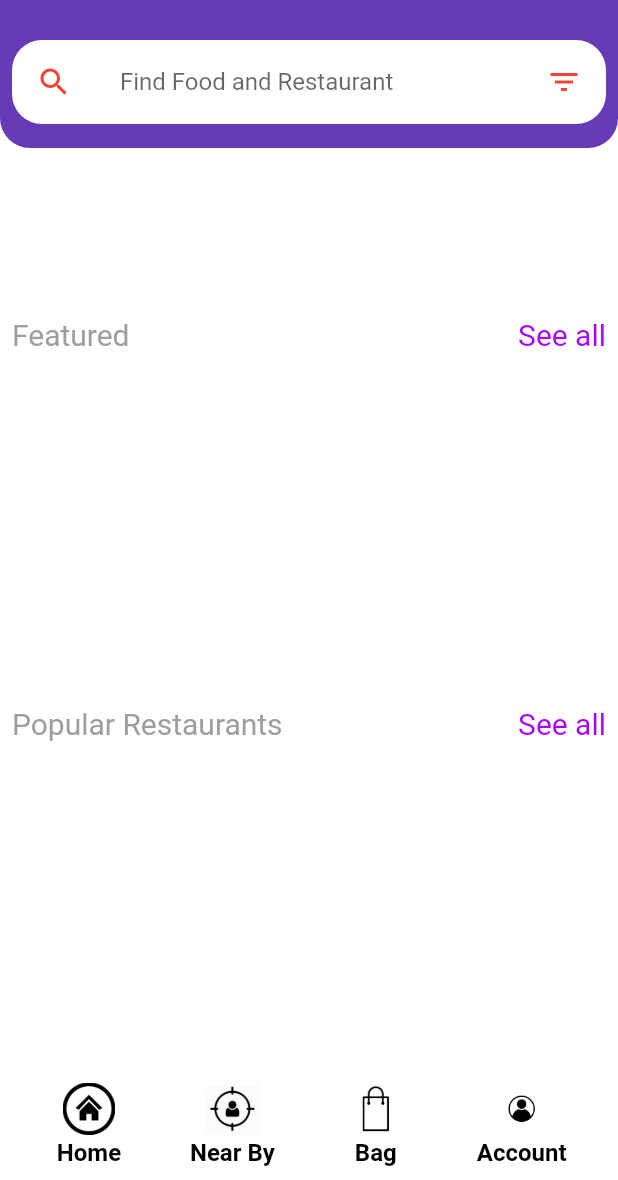
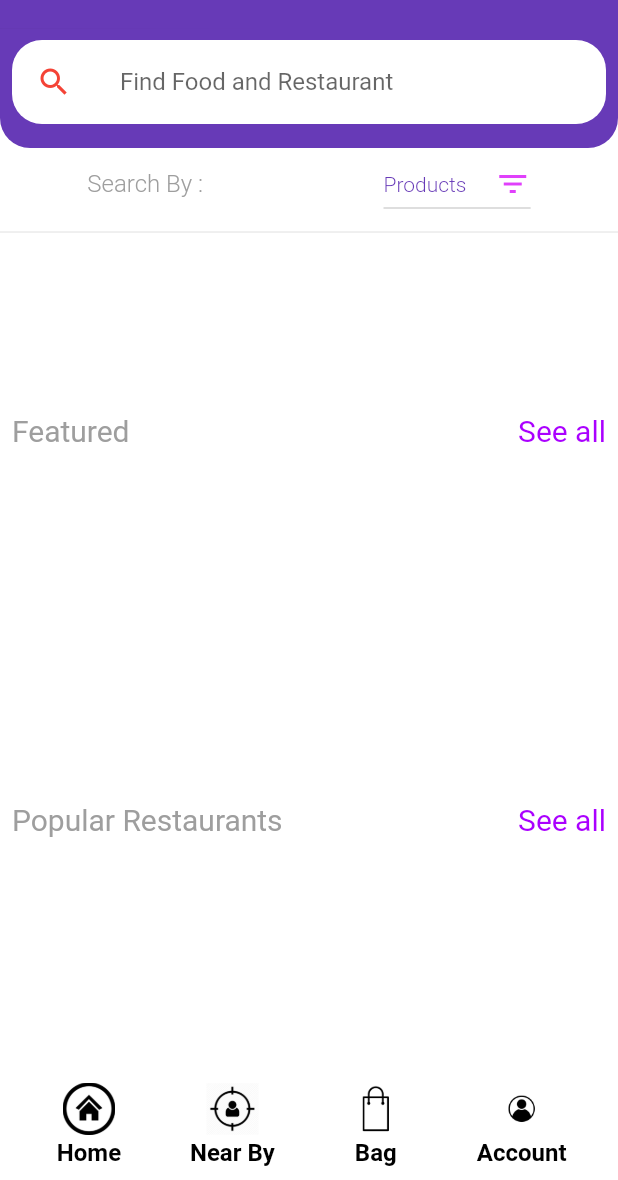
Before and after one commit to Tarang-1112/click_to_eat, a Flutter app: the screen it shows once a user with an empty profile is signed in, on a phone screen of 412 x 824 dp, the part 56-1236 px from its top. Run offline on Flutter 3.47's test engine with Material 2 defaults, Android fonts, the phone set to English and light mode, and no system bars; our stand-ins replace carousel_nullsafety, cloud_firestore, firebase_auth, firebase_core, flutter_spinkit, transparent_image; accounts and stored records are empty.

Commit message:
Search Functionality with GUI done

```diff
--- a/lib/src/providers/app.dart
+++ b/lib/src/providers/app.dart
@@ -1,10 +1,24 @@
 import 'package:flutter/material.dart';
+
+enum SearchBy { PRODUCTS, RESTAURANTS }
 
 class AppProvider with ChangeNotifier {
   bool isLoading = false;
+  SearchBy? search = SearchBy.PRODUCTS;
+  String filterBy = "Products";
 
   void changeLoading() {
     isLoading = !isLoading;
     notifyListeners();
   }
+
+  void changeSearchBy({SearchBy? newSearchBy}) {
+    search = newSearchBy;
+    if (newSearchBy == SearchBy.PRODUCTS) {
+      filterBy = "Products";
+    } else {
+      filterBy = "Restaurants";
+    }
+    notifyListeners();
+  }
 }
--- a/lib/src/providers/product.dart
+++ b/lib/src/providers/product.dart
@@ -11,7 +11,7 @@ class ProductProvider with ChangeNotifier {
 
   ProductProvider.initialize() {
     _loadProducts();
-    searchProduct(productName: "k");
+    // searchProduct(productName: "k");
   }
 
   _loadProducts() async {
--- a/lib/src/providers/restaurant.dart
+++ b/lib/src/providers/restaurant.dart
@@ -10,7 +10,7 @@ class RestaurantProvider with ChangeNotifier {
 
   RestaurantProvider.initialize() {
     _loadRestaurants();
-    searchRaestro(restaurantName: "K");
+    //searchRaestro(restaurantName: "K");
   }
 
   _loadRestaurants() async {
--- a/lib/src/screens/home.dart
+++ b/lib/src/screens/home.dart
@@ -1,5 +1,6 @@
 import 'package:click_to_eat/src/helpers/screen_navigation.dart';
 import 'package:click_to_eat/src/helpers/style.dart';
+import 'package:click_to_eat/src/providers/app.dart';
 import 'package:click_to_eat/src/providers/category.dart';
 import 'package:click_to_eat/src/providers/product.dart';
 import 'package:click_to_eat/src/providers/restaurant.dart';
@@ -7,7 +8,9 @@ import 'package:click_to_eat/src/providers/user.dart';
 import 'package:click_to_eat/src/screens/bag.dart';
 import 'package:click_to_eat/src/screens/category.dart';
 import 'package:click_to_eat/src/screens/login.dart';
+import 'package:click_to_eat/src/screens/product_search.dart';
 import 'package:click_to_eat/src/screens/restaurant.dart';
+import 'package:click_to_eat/src/screens/restaurant_search.dart';
 import 'package:click_to_eat/src/widgets/bottom_navigation_icons.dart';
 import 'package:click_to_eat/src/widgets/categories.dart';
 import 'package:click_to_eat/src/widgets/custom_text.dart';
@@ -28,6 +31,7 @@ class Home extends StatefulWidget {
 class _HomeState extends State<Home> {
   @override
   Widget build(BuildContext context) {
+    final app = Provider.of<AppProvider>(context);
     final user = Provider.of<UserProvider>(context);
     final categoryProvider = Provider.of<CategoryProvider>(context);
     final restaurantProvider = Provider.of<RestaurantProvider>(context);
@@ -207,19 +211,65 @@ class _HomeState extends State<Home> {
                       color: red,
                     ),
                     title: TextField(
+                      textInputAction: TextInputAction.search,
+                      onSubmitted: (pattern) async {
+                        app.changeLoading();
+                        if (app.search == SearchBy.PRODUCTS) {
+                          await productProvider.searchProduct(
+                              productName: pattern);
+                          changeScreen(context, ProductSearchScreen());
+                        } else {
+                          await restaurantProvider.searchRaestro(
+                              restaurantName: pattern);
+                          changeScreen(context, RestaurantSearchScreen());
+                        }
+                        app.changeLoading();
+                      },
                       decoration: InputDecoration(
                         hintText: "Find Food and Restaurant",
                         border: InputBorder.none,
                       ),
                     ),
-                    trailing: Icon(
-                      Icons.filter_list,
-                      color: red,
-                    ),
                   ),
                 ),
               ),
             ),
+            Row(
+              mainAxisAlignment: MainAxisAlignment.spaceAround,
+              children: <Widget>[
+                CustomText(
+                  text: "Search By : ",
+                  size: 16,
+                  colors: grey,
+                  weight: FontWeight.w300,
+                ),
+                DropdownButton<String>(
+                  value: app.filterBy,
+                  style: TextStyle(
+                    color: primary,
+                    fontWeight: FontWeight.w300,
+                  ),
+                  icon: Icon(
+                    Icons.filter_list,
+                    color: purple,
+                  ),
+                  elevation: 0,
+                  onChanged: (value) {
+                    if (value == "Products") {
+                      app.changeSearchBy(newSearchBy: SearchBy.PRODUCTS);
+                    } else {
+                      app.changeSearchBy(newSearchBy: SearchBy.RESTAURANTS);
+                    }
+                  },
+                  items: <String>["Products", "Restaurants"]
+                      .map<DropdownMenuItem<String>>((String value) {
+                    return DropdownMenuItem<String>(
+                        value: value, child: Text(value));
+                  }).toList(),
+                ),
+              ],
+            ),
+            Divider(),
             SizedBox(
               height: 5,
             ),
```
Also changed, not shown: lib/src/screens/product_search.dart (added, +82 -0 lines), lib/src/screens/restaurant_search.dart (added, +109 -0 lines), 1 other file.
